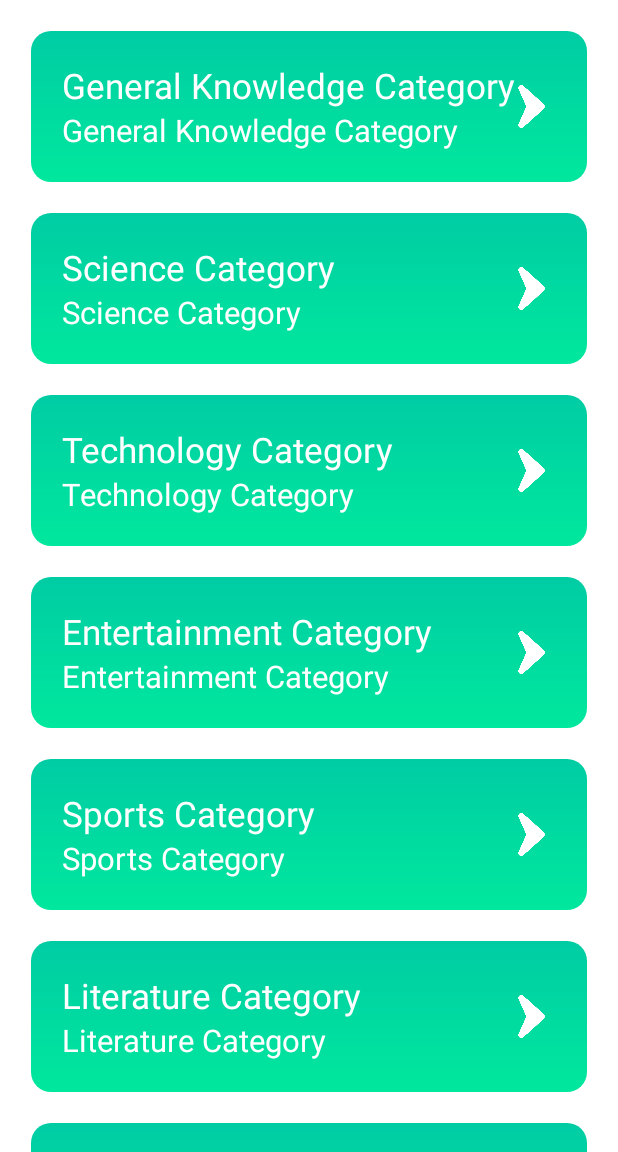
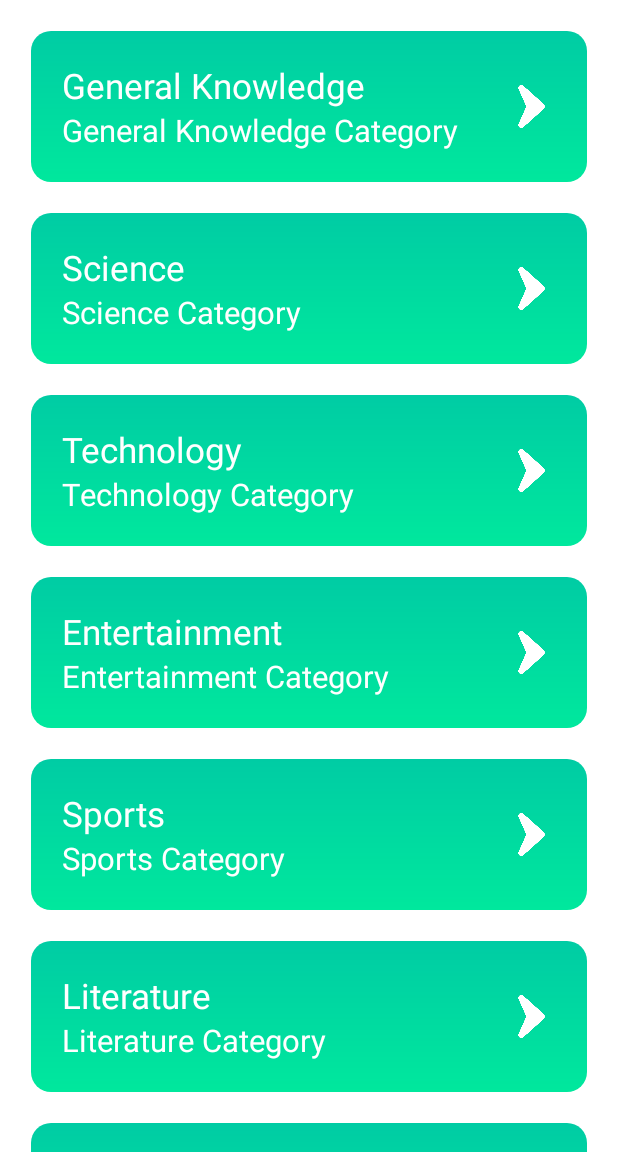
Before and after one commit to Jubayed-A/OIBSIP-Quiz-App, an Android app: the screen it shows after launch (MainActivity), on a phone screen of 412 x 824 dp, the part 84-1236 px from its top. Run offline under Robolectric (Android 15) with nearby library versions, the phone set to English and light mode, and no system bars; our stand-ins replace sdp/ssp sizes.

Commit message:
category file updated in string.xml

```diff
--- a/InJava/app/src/main/res/values/strings.xml
+++ b/InJava/app/src/main/res/values/strings.xml
@@ -7,18 +7,18 @@
 
     <!--category name here-->
     <string-array name="category_names">
-        <item>General Knowledge Category</item>
-        <item>Science Category</item>
-        <item>Technology Category</item>
-        <item>Entertainment Category</item>
-        <item>Sports Category</item>
-        <item>Literature Category</item>
-        <item>Arts and Culture Category</item>
-        <item>Food and Drink Category</item>
-        <item>Mathematics Category</item>
-        <item>Language and Words Category</item>
-        <item>Nature and Environment Category</item>
-        <item>Mythology Category</item>
+        <item>General Knowledge</item>
+        <item>Science</item>
+        <item>Technology</item>
+        <item>Entertainment</item>
+        <item>Sports</item>
+        <item>Literature</item>
+        <item>Arts and Culture</item>
+        <item>Food and Drink</item>
+        <item>Mathematics</item>
+        <item>Language and Words</item>
+        <item>Nature and Environment</item>
+        <item>Mythology</item>
     </string-array>
     <!--category description name here-->
     <string-array name="category_descriptions">
```
